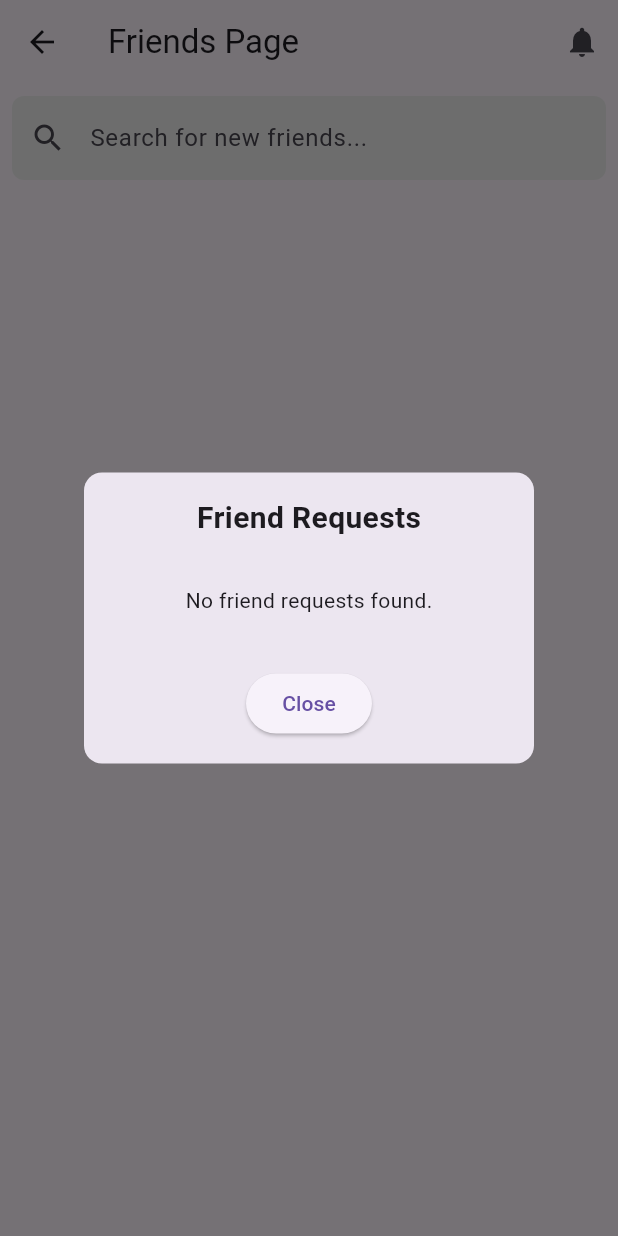
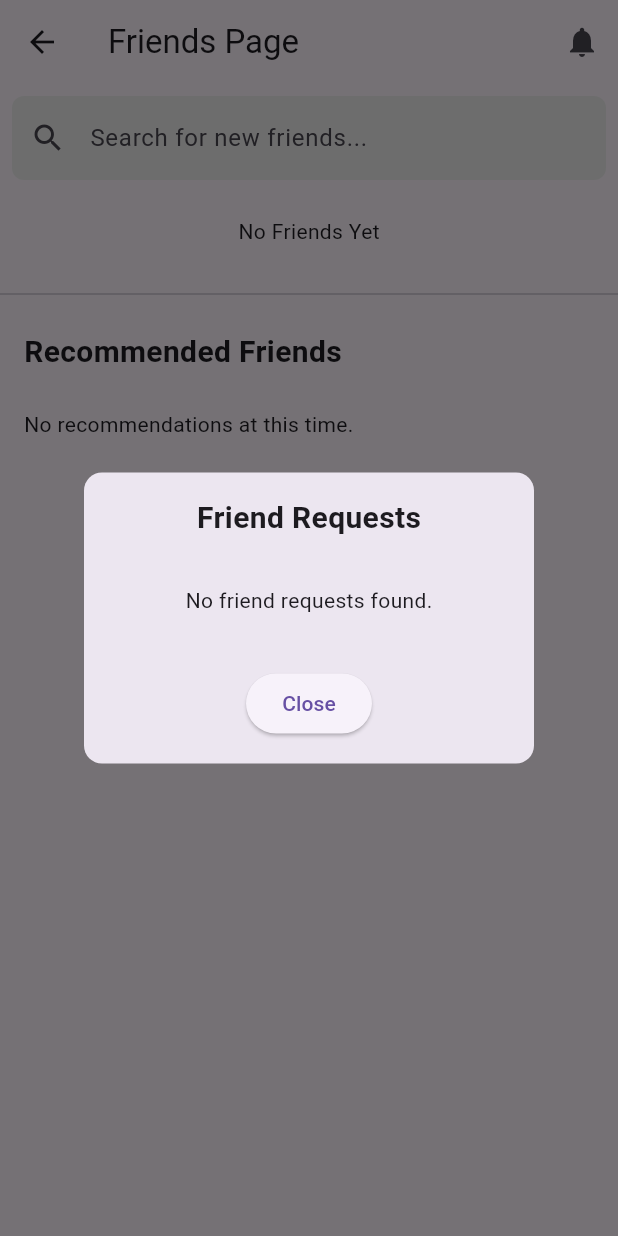
Before and after one commit to ECE-493-Group-9-Capstone/Student-Calendar-App, a Flutter app: the FriendsPage screen opened directly, after a tap on the "notifications" icon, on a phone screen of 412 x 824 dp. Run offline on Flutter 3.47's test engine with Material 3 defaults, Android fonts, the phone set to English and light mode, and no system bars; our stand-ins replace animate_do, cloud_firestore, file_picker, firebase_auth, firebase_core, geolocator and 5 more; missing offline and left inert: custom_info_window, googleapis; accounts and stored records are empty.

Commit message:
Display friend recc

```diff
--- a/student_app/lib/pages/friends_page.dart
+++ b/student_app/lib/pages/friends_page.dart
@@ -4,6 +4,8 @@ import 'package:student_app/utils/user.dart';
 import '../utils/firebase_wrapper.dart';
 import './user_profile_page.dart';
 import '../user_singleton.dart';
+import '../utils/social_graph.dart';
+import '../utils/user.dart';
 
 AppUser appUser = AppUser();
 
@@ -19,6 +21,7 @@ class FriendsPageState extends State<FriendsPage> {
   List<UserModel> allUsers = [];
   List<UserModel> filteredUsers = [];
   List<UserModel> usersFriends1 = [];
+  late Future<List<UserModel>> recommendedFriends;
 
   @override
   void initState() {
@@ -27,25 +30,43 @@ class FriendsPageState extends State<FriendsPage> {
     setState(() {
       usersFriends1 = appUser.friends;
     });
+    recommendedFriends = loadRecommendedFriends();
   }
 
   Future<void> fetchAndProcessUsers() async {
     List<UserModel> users = await getAllUsers();
-    List<String> friendsCcidList = [];
+    List<String> friendsCcidList =
+        appUser.friends.map((friend) => friend.ccid).toList();
 
-    for (int i = 0; i < appUser.friends.length; i++) {
-      friendsCcidList.add(appUser.friends[i].ccid);
-    }
     users = users
         .where((user) => user.ccid != appUser.ccid)
-        .toList(); // Filter out self
-    users = users
         .where((user) => !friendsCcidList.contains(user.ccid))
-        .toList(); // Filter out friend
+        .toList();
 
     setState(() {
       allUsers = users;
     });
+  }
+
+  Future<List<UserModel>> loadRecommendedFriends() async {
+    await SocialGraph().updateGraph();
+    List<String> alreadyRequested = appUser.requestedFriends;
+    List<String> alreadyFriends = appUser.friends.map((f) => f.ccid).toList();
+    List<UserModel> raw = SocialGraph().getFriendRecommendations(appUser.ccid!);
+    final seen = <String>{};
+    List<UserModel> unique = [];
+
+    for (var user in raw) {
+      if (!seen.contains(user.ccid) &&
+          !alreadyRequested.contains(user.ccid) &&
+          !alreadyFriends.contains(user.ccid) &&
+          user.ccid != appUser.ccid) {
+        seen.add(user.ccid);
+        unique.add(user);
+      }
+    }
+
+    return unique;
   }
 
   void updateSearchResults(String query) {
@@ -88,6 +109,33 @@ class FriendsPageState extends State<FriendsPage> {
     );
   }
 
+  Widget buildRecommendedFriendTile(UserModel user) {
+    String initials = user.username
+        .split(" ")
+        .map((e) => e.isNotEmpty ? e[0] : "")
+        .take(2)
+        .join()
+        .toUpperCase();
+
+    return ListTile(
+      leading: CircleAvatar(
+        backgroundColor: Colors.deepPurple,
+        child: Text(initials, style: TextStyle(color: Colors.white)),
+      ),
+      title: Text(user.username),
+      subtitle: Text(user.ccid),
+      trailing: ElevatedButton(
+        onPressed: () async {
+          await appUser.sendFriendRequest(user.ccid);
+          setState(() {
+            recommendedFriends = loadRecommendedFriends();
+          });
+        },
+        child: Text("Add"),
+      ),
+    );
+  }
+
   @override
   Widget build(BuildContext context) {
     bool isSearching = searchController.text.isNotEmpty;
@@ -96,9 +144,8 @@ class FriendsPageState extends State<FriendsPage> {
         title: Text('Friends Page'),
         actions: [
           IconButton(
-            icon: Icon(Icons.notifications), // Add icon or any other icon
+            icon: Icon(Icons.notifications),
             onPressed: () {
-              // Action when the button is clicked
               navigateToNotifications("nasreddi");
             },
           ),
@@ -145,9 +192,7 @@ class FriendsPageState extends State<FriendsPage> {
                     trailing: ElevatedButton(
                       onPressed: () async {
                         await appUser.sendFriendRequest(friendCcid);
-                        if (!mounted) {
-                          return; // Guard against using BuildContext if not mounted.
-                        }
+                        if (!mounted) return;
                         ScaffoldMessenger.of(context).showSnackBar(
                           SnackBar(
                             content: Text("Friend Request Sent"),
@@ -163,13 +208,18 @@ class FriendsPageState extends State<FriendsPage> {
             )
           else
             Expanded(
-              child: (usersFriends1.isEmpty)
-                  ? Center(child: Text("No Friends Yet"))
-                  : ListView.builder(
-                      itemCount: usersFriends1.length,
-                      itemBuilder: (context, index) {
-                        UserModel friend = usersFriends1[index];
-                        return ListTile(
+              child: ListView(
+                children: [
+                  // Current Friends List
+                  if (usersFriends1.isEmpty)
+                    Center(
+                      child: Padding(
+                        padding: EdgeInsets.symmetric(vertical: 16),
+                        child: Text("No Friends Yet"),
+                      ),
+                    )
+                  else
+                    ...usersFriends1.map((friend) => ListTile(
                           leading: CircleAvatar(
                             backgroundColor: Colors.green,
                             child: Text(friend.username[0]),
@@ -178,10 +228,43 @@ class FriendsPageState extends State<FriendsPage> {
                           subtitle: Text("Tap to view profile"),
                           trailing: Icon(Icons.arrow_forward_ios, size: 16),
                           onTap: () => navigateToProfile(friend.ccid),
+                        )),
+
+                  // Divider
+                  Divider(thickness: 1, height: 32),
+
+                  // Recommended Friends Section
+                  const Padding(
+                    padding: EdgeInsets.fromLTRB(16, 8, 16, 8),
+                    child: Text(
+                      "Recommended Friends",
+                      style:
+                          TextStyle(fontSize: 20, fontWeight: FontWeight.bold),
+                    ),
+                  ),
+                  FutureBuilder<List<UserModel>>(
+                    future: recommendedFriends,
+                    builder: (context, snapshot) {
+                      if (snapshot.connectionState == ConnectionState.waiting) {
+                        return Center(child: CircularProgressIndicator());
+                      } else if (!snapshot.hasData || snapshot.data!.isEmpty) {
+                        return Padding(
+                          padding: EdgeInsets.all(16.0),
+                          child: Text("No recommendations at this time."),
                         );
-                      },
-                    ),
-            )
+                      } else {
+                        return Column(
+                          children: snapshot.data!
+                              .take(5) // Show top 5 recommendations
+                              .map(buildRecommendedFriendTile)
+                              .toList(),
+                        );
+                      }
+                    },
+                  ),
+                ],
+              ),
+            ),
         ],
       ),
     );
```
